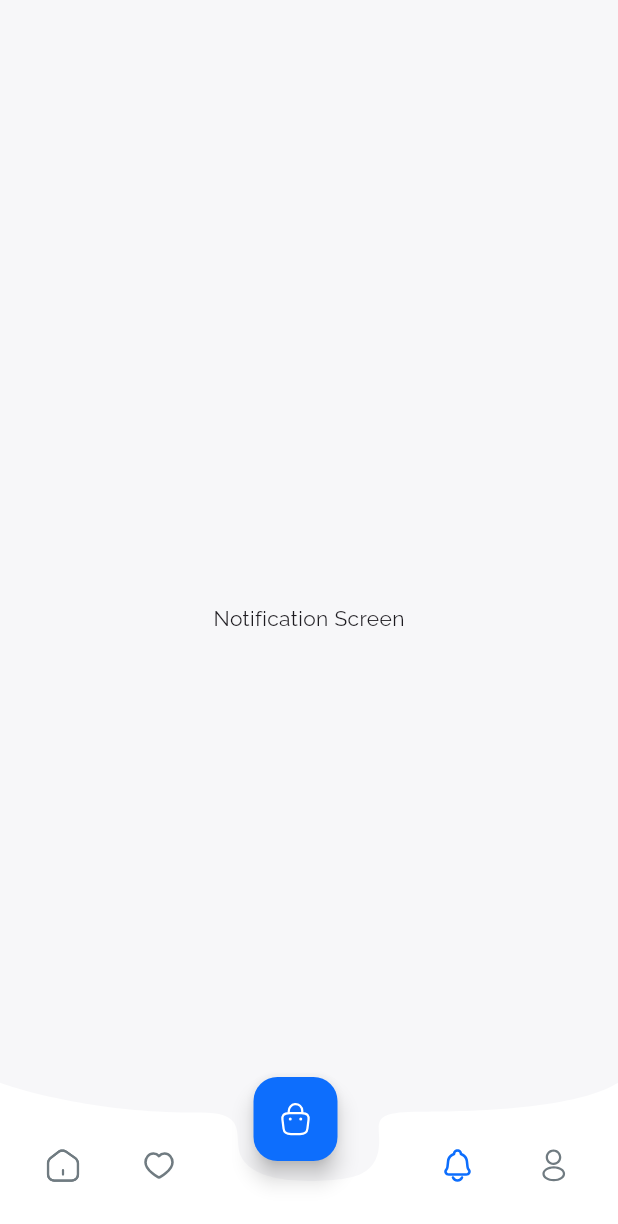
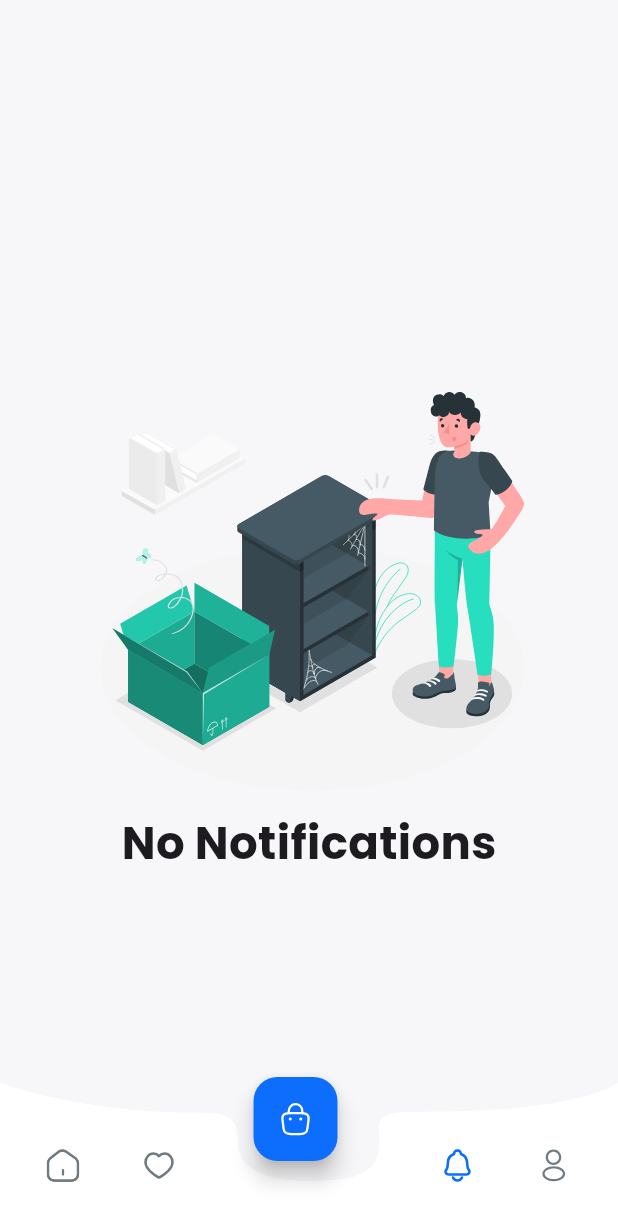
Before and after one commit to AhmedIbrahim2003/matgry, a Flutter app: the MainPage screen opened directly, item 3 of the bottom bar chosen, on a phone screen of 412 x 824 dp. Shown: the top 1224 px of the screen. Run offline on Flutter 3.47's test engine with Material 3 defaults, Android fonts, the phone set to English and light mode, and no system bars; our stand-ins replace awesome_snackbar_content, cached_network_image, card_loading, dio, flutter_bloc, flutter_image_slideshow and 4 more; missing offline and left inert: easy_image_viewer, overflow_text_animated; accounts and stored records are empty; network calls fail.

Commit message:
finished notification screen

```diff
--- a/lib/features/home/presentaion/view model/home cubit/home_cubit.dart
+++ b/lib/features/home/presentaion/view model/home cubit/home_cubit.dart
@@ -5,6 +5,7 @@ import 'package:matgry/features/favourite/presentaion/view/favourite_screen.dart
 import 'package:matgry/features/home/presentaion/view/widgets/home_screen.dart';
 
 import '../../../../../core/utils/end_points.dart';
+import '../../../../notification/presentation/view/notification_screen.dart';
 import '../../../model/categories_model/categories/categories_model.dart';
 import '../../../model/home_model/home_data_model.dart';
 import 'home_states.dart';
@@ -18,7 +19,7 @@ class HomeCubit extends Cubit<HomeStates> {
   List<Widget> pages = [
     const HomeScreen(),
     const FavouriteScreen(),
-    const Center(child: Text('Notification Screen')),
+    const NotificationScreen(),
     const Center(child: Text('Profile Screen')),
   ];
 
--- /dev/null
+++ b/lib/features/notification/presentation/view/notification_screen.dart
@@ -0,0 +1,30 @@
+import 'package:flutter/material.dart';
+import 'package:flutter_svg/svg.dart';
+import 'package:matgry/gen/assets.gen.dart';
+import 'package:matgry/gen/fonts.gen.dart';
+
+class NotificationScreen extends StatelessWidget {
+  const NotificationScreen({super.key});
+
+  @override
+  Widget build(BuildContext context) {
+    return Center(
+      child: Column(
+        mainAxisAlignment: MainAxisAlignment.center,
+        children: [
+          SvgPicture.asset(
+            Assets.images.notification.noNotification,
+            height: 300,
+          ),
+          const Text(
+            'No Notifications',
+            style: TextStyle(
+                fontFamily: FontFamily.poppins,
+                fontWeight: FontWeight.bold,
+                fontSize: 30),
+          ),
+        ],
+      ),
+    );
+  }
+}
--- a/lib/gen/assets.gen.dart
+++ b/lib/gen/assets.gen.dart
@@ -18,6 +18,8 @@ class $AssetsImagesGen {
   /// File path: assets/images/nikeLogo.svg
   String get nikeLogo => 'assets/images/nikeLogo.svg';
 
+  $AssetsImagesNotificationGen get notification =>
+      const $AssetsImagesNotificationGen();
   $AssetsImagesOnboardingGen get onboarding =>
       const $AssetsImagesOnboardingGen();
 
@@ -96,6 +98,16 @@ class $AssetsImagesHomeGen {
         shoesBannerSVG,
         sortingicon
       ];
+}
+
+class $AssetsImagesNotificationGen {
+  const $AssetsImagesNotificationGen();
+
+  /// File path: assets/images/notification/noNotification.svg
+  String get noNotification => 'assets/images/notification/noNotification.svg';
+
+  /// List of all assets
+  List<String> get values => [noNotification];
 }
 
 class $AssetsImagesOnboardingGen {
--- a/pubspec.yaml
+++ b/pubspec.yaml
@@ -43,6 +43,7 @@ flutter:
     - assets/images/auth/
     - assets/images/home/
     - assets/images/details/
+    - assets/images/notification/
 
   fonts:
     - family: Raleway
```
Also changed, not shown: assets/images/notification/noNotification.svg (added).
